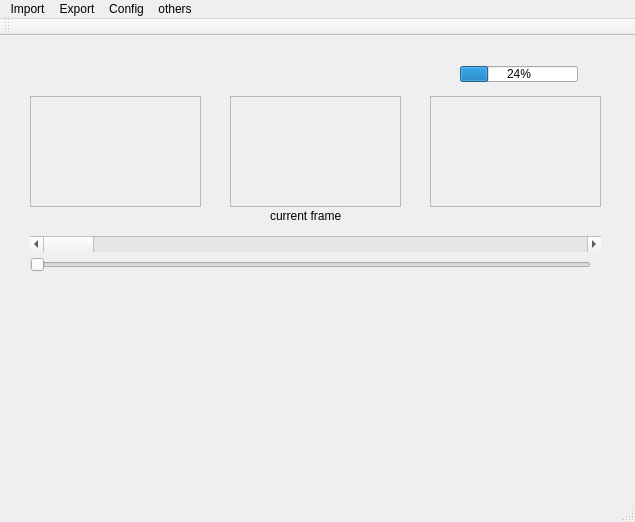
This is mainwindow.ui in gccheng/GTgenerator as Qt 5 draws it before an edit. The edited form follows.
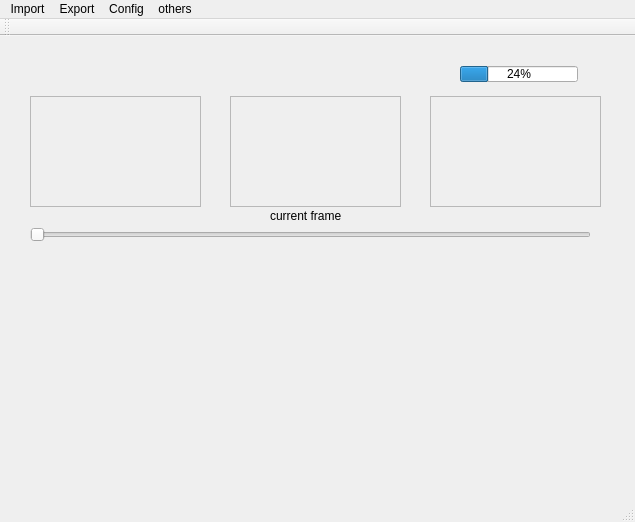
This is the edited form.

```diff
--- a/mainwindow.ui
+++ b/mainwindow.ui
@@ -75,24 +75,11 @@
      <enum>QFrame::Raised</enum>
     </property>
    </widget>
-   <widget class="QScrollBar" name="ScrollBar_video">
-    <property name="geometry">
-     <rect>
-      <x>30</x>
-      <y>200</y>
-      <width>571</width>
-      <height>16</height>
-     </rect>
-    </property>
-    <property name="orientation">
-     <enum>Qt::Horizontal</enum>
-    </property>
-   </widget>
    <widget class="QSlider" name="horizontalSlider">
     <property name="geometry">
      <rect>
       <x>30</x>
-      <y>220</y>
+      <y>190</y>
       <width>561</width>
       <height>17</height>
      </rect>
```
